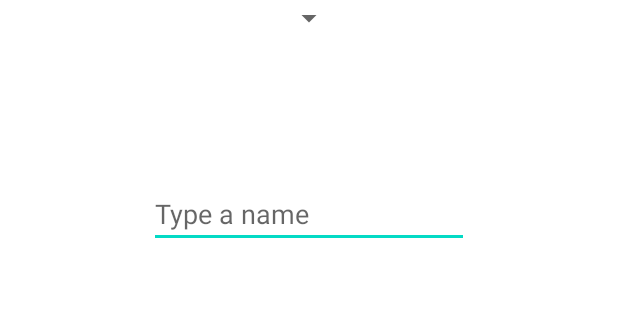
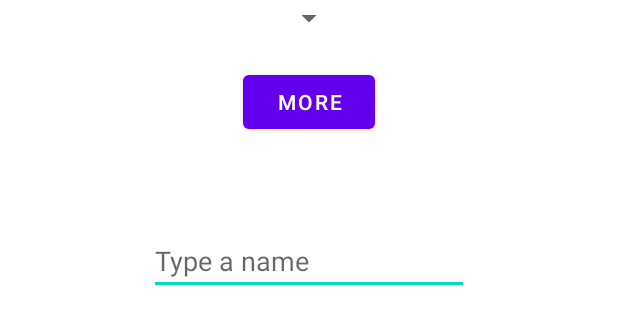
Before and after one commit to nckraghu/SwitchMapDemo, an Android app: the layout activity_main.xml on its own in the app's theme, with its tools: preview values and no code run, on a phone screen of 412 x 824 dp. Shown: the top 324 px of the screen. Run offline under Robolectric (Android 15) with nearby library versions, the phone set to English and light mode, and no system bars.

Commit message:
Added a button to display more nouns

```diff
--- a/app/src/main/java/com/nckraghu/switchmapdemo/MainActivity.kt
+++ b/app/src/main/java/com/nckraghu/switchmapdemo/MainActivity.kt
@@ -35,6 +35,10 @@ class MainActivity : AppCompatActivity(), AdapterView.OnItemSelectedListener  {
         }
 
         _binding.nameSpinner.onItemSelectedListener = this
+
+        _binding.loadMoreBtn.setOnClickListener {
+            switchMapViewModel.loadMoreNames()
+        }
 
         switchMapViewModel = SwitchMapViewModel(Repository.getRepositoryInstance())
 
--- a/app/src/main/java/com/nckraghu/switchmapdemo/SwitchMapViewModel.kt
+++ b/app/src/main/java/com/nckraghu/switchmapdemo/SwitchMapViewModel.kt
@@ -39,4 +39,8 @@ class SwitchMapViewModel(private val repository: Repository): ViewModel() {
         repository.setSelectedName(s)
     }
 
+    fun loadMoreNames() {
+        repository.loadMoreNames()
+    }
+
 }
--- a/app/src/main/res/layout/activity_main.xml
+++ b/app/src/main/res/layout/activity_main.xml
@@ -15,12 +15,23 @@
         app:layout_constraintTop_toTopOf="parent"
         />
 
+    <Button
+        android:id="@+id/load_more_btn"
+        android:text="@string/more"
+        android:layout_marginTop="20dp"
+        android:layout_width="wrap_content"
+        android:layout_height="wrap_content"
+        app:layout_constraintTop_toBottomOf="@id/nameSpinner"
+        app:layout_constraintEnd_toEndOf="parent"
+        app:layout_constraintStart_toStartOf="parent"
+        />
+
     <TextView
         android:id="@+id/nameList"
-        android:layout_width="252dp"
-        android:layout_height="56dp"
+        android:layout_width="match_parent"
+        android:layout_height="wrap_content"
         android:layout_marginTop="20dp"
-        app:layout_constraintTop_toBottomOf="@id/nameSpinner"
+        app:layout_constraintTop_toBottomOf="@id/load_more_btn"
         app:layout_constraintEnd_toEndOf="parent"
         app:layout_constraintStart_toStartOf="parent"
         />
--- a/app/src/main/res/values/strings.xml
+++ b/app/src/main/res/values/strings.xml
@@ -1,3 +1,4 @@
 <resources>
     <string name="app_name">SwitchMapDemo</string>
+    <string name="more">More</string>
 </resources>
```
Also changed, not shown: app/src/main/java/com/nckraghu/switchmapdemo/NounList.kt (+30 -0 lines), app/src/main/java/com/nckraghu/switchmapdemo/Repository.kt (+12 -0 lines).
